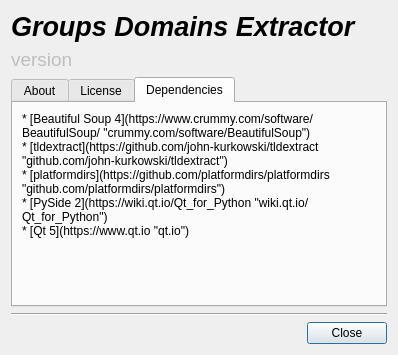
This is scripts/GDE/GDE/ingredients/about.ui in FiltersHeroes/ScriptsPlayground as Qt 5 draws it before an edit. The edited form follows.
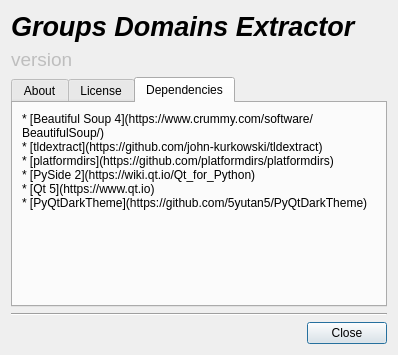
This is the edited form.

Commit message: [GDE] Update about window

Patch:
```diff
--- a/scripts/GDE/GDE/ingredients/about.ui
+++ b/scripts/GDE/GDE/ingredients/about.ui
@@ -130,11 +130,12 @@
           <number>0</number>
          </property>
          <property name="text">
-          <string notr="true">* [Beautiful Soup 4](https://www.crummy.com/software/BeautifulSoup/ &quot;crummy.com/software/BeautifulSoup&quot;)
-* [tldextract](https://github.com/john-kurkowski/tldextract &quot;github.com/john-kurkowski/tldextract&quot;)
-* [platformdirs](https://github.com/platformdirs/platformdirs &quot;github.com/platformdirs/platformdirs&quot;)
-* [PySide 2](https://wiki.qt.io/Qt_for_Python &quot;wiki.qt.io/Qt_for_Python&quot;)
-* [Qt 5](https://www.qt.io &quot;qt.io&quot;)
+          <string notr="true">* [Beautiful Soup 4](https://www.crummy.com/software/BeautifulSoup/)
+* [tldextract](https://github.com/john-kurkowski/tldextract)
+* [platformdirs](https://github.com/platformdirs/platformdirs)
+* [PySide 2](https://wiki.qt.io/Qt_for_Python)
+* [Qt 5](https://www.qt.io)
+* [PyQtDarkTheme](https://github.com/5yutan5/PyQtDarkTheme)
 </string>
          </property>
          <property name="textFormat">
```
The commit also changes 3 other files.
